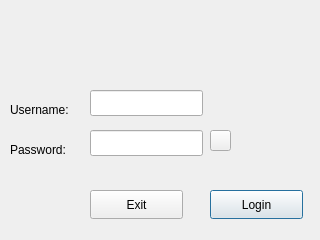
Old version of the form Application/_app_drone/_drone_login_page.ui in the repository mend0z0/Drone.
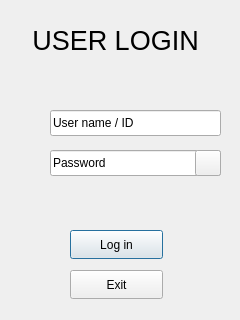
New version of the form. Icons and pictures are not drawn.

```diff
--- a/Application/_app_drone/_drone_login_page.ui
+++ b/Application/_app_drone/_drone_login_page.ui
@@ -6,8 +6,8 @@
    <rect>
     <x>0</x>
     <y>0</y>
-    <width>320</width>
-    <height>240</height>
+    <width>240</width>
+    <height>320</height>
    </rect>
   </property>
   <property name="windowTitle">
@@ -16,21 +16,21 @@
   <widget class="QPushButton" name="pushButton_login">
    <property name="geometry">
     <rect>
-     <x>210</x>
-     <y>190</y>
+     <x>70</x>
+     <y>230</y>
      <width>93</width>
      <height>29</height>
     </rect>
    </property>
    <property name="text">
-    <string>Login</string>
+    <string>Log in</string>
    </property>
   </widget>
   <widget class="QPushButton" name="pushButton_exit">
    <property name="geometry">
     <rect>
-     <x>90</x>
-     <y>190</y>
+     <x>70</x>
+     <y>270</y>
      <width>93</width>
      <height>29</height>
     </rect>
@@ -42,56 +42,74 @@
   <widget class="QLineEdit" name="lineEdit_username">
    <property name="geometry">
     <rect>
-     <x>90</x>
-     <y>90</y>
-     <width>113</width>
+     <x>50</x>
+     <y>110</y>
+     <width>171</width>
      <height>26</height>
     </rect>
    </property>
+   <property name="text">
+    <string>User name / ID</string>
+   </property>
   </widget>
   <widget class="QLineEdit" name="lineEdit_password">
    <property name="geometry">
     <rect>
-     <x>90</x>
-     <y>130</y>
-     <width>113</width>
+     <x>50</x>
+     <y>150</y>
+     <width>171</width>
      <height>26</height>
     </rect>
    </property>
+   <property name="text">
+    <string>Password</string>
+   </property>
   </widget>
   <widget class="QLabel" name="label_username">
    <property name="geometry">
     <rect>
      <x>10</x>
-     <y>100</y>
-     <width>63</width>
-     <height>20</height>
+     <y>110</y>
+     <width>26</width>
+     <height>26</height>
     </rect>
    </property>
    <property name="text">
-    <string>Username:</string>
+    <string/>
+   </property>
+   <property name="pixmap">
+    <pixmap resource="_drone_resources.qrc">:/resources/Icons/username icon.png</pixmap>
+   </property>
+   <property name="scaledContents">
+    <bool>true</bool>
    </property>
   </widget>
   <widget class="QLabel" name="label_password">
    <property name="geometry">
     <rect>
      <x>10</x>
-     <y>140</y>
-     <width>63</width>
-     <height>20</height>
+     <y>150</y>
+     <width>26</width>
+     <height>26</height>
     </rect>
    </property>
    <property name="text">
-    <string>Password:</string>
+    <string/>
+   </property>
+   <property name="pixmap">
+    <pixmap resource="_drone_resources.qrc">:/resources/Icons/Password icon.png</pixmap>
+   </property>
+   <property name="scaledContents">
+    <bool>true</bool>
    </property>
   </widget>
   <widget class="QPushButton" name="pushButton_showPassword">
    <property name="geometry">
     <rect>
-     <x>210</x>
-     <y>130</y>
-     <width>21</width>
-     <height>21</height>
+     <x>195</x>
+     <y>150</y>
+     <width>26</width>
+     <height>26</height>
     </rect>
    </property>
    <property name="text">
@@ -102,6 +120,19 @@
      <normaloff>:/resources/Icons/show-password.png</normaloff>:/resources/Icons/show-password.png</iconset>
    </property>
   </widget>
+  <widget class="QLabel" name="label_userLoginLbl">
+   <property name="geometry">
+    <rect>
+     <x>10</x>
+     <y>20</y>
+     <width>211</width>
+     <height>41</height>
+    </rect>
+   </property>
+   <property name="text">
+    <string>&lt;html&gt;&lt;head/&gt;&lt;body&gt;&lt;p align=&quot;center&quot;&gt;&lt;span style=&quot; font-size:20pt;&quot;&gt;USER LOGIN&lt;/span&gt;&lt;/p&gt;&lt;/body&gt;&lt;/html&gt;</string>
+   </property>
+  </widget>
  </widget>
  <resources>
   <include location="_drone_resources.qrc"/>
```
